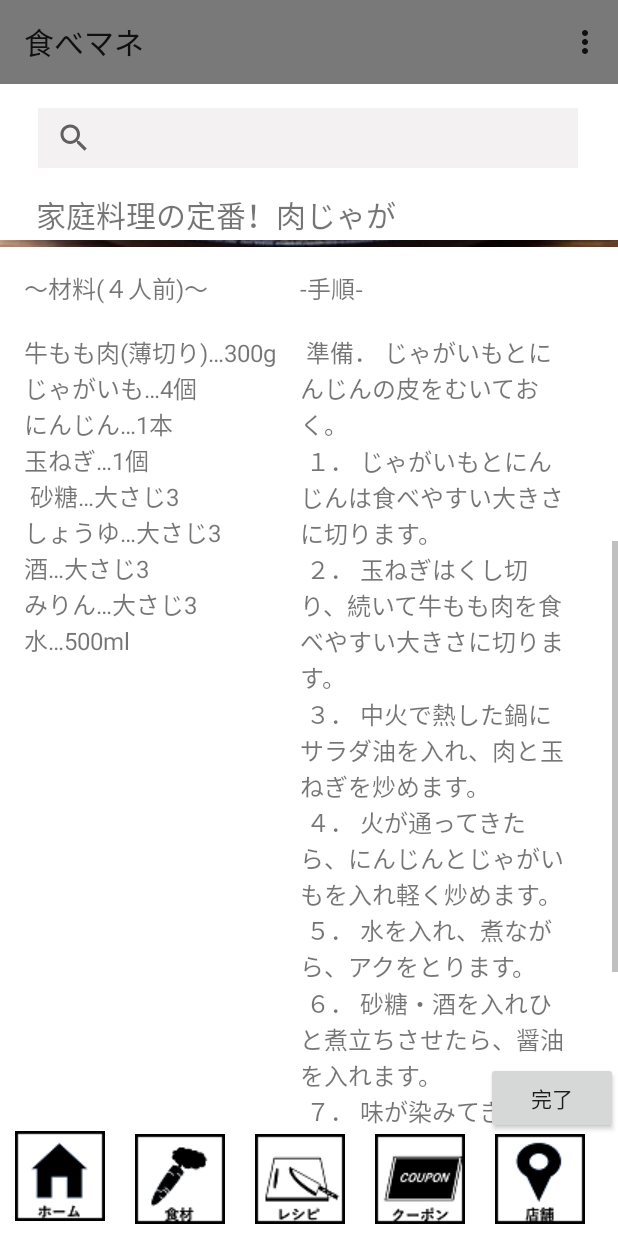
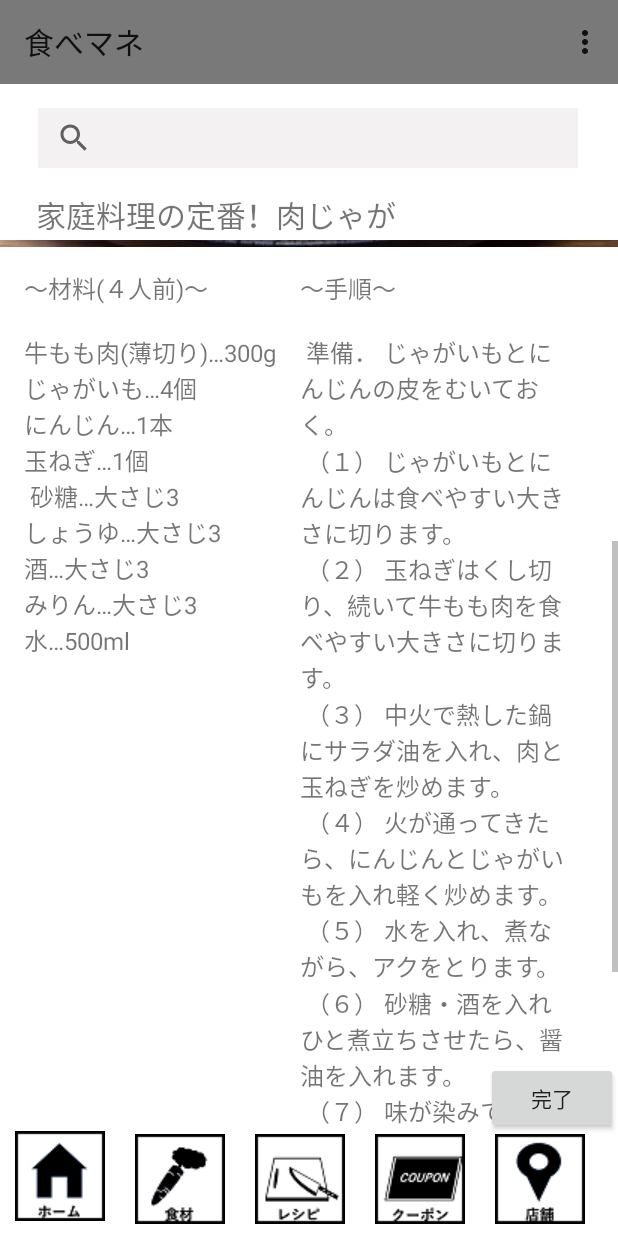
Before and after one commit to fresh3001/Tabemane, an Android app: the Recipe02Activity screen opened directly, with no data from a screen before it, scrolled down 415 dp, on a phone screen of 412 x 824 dp. Run offline under Robolectric (Android 15) with nearby library versions, the light colour scheme and no system bars; our stand-ins replace Firebase (no records; nobody signed in at launch, a user with empty details on screens opened directly).

Commit message:
13 commite 安達

```diff
--- a/app/src/main/res/values/strings.xml
+++ b/app/src/main/res/values/strings.xml
@@ -13,16 +13,16 @@
         砂糖…大さじ3\nしょうゆ…大さじ3\n酒…大さじ3\nみりん…大さじ3\n水…500ml
     </string>
     <string name="recipe_make">
-        -手順-\n\n
+        ～手順～\n\n
         準備．  じゃがいもとにんじんの皮をむいておく。\n
-        １．  じゃがいもとにんじんは食べやすい大きさに切ります。\n
-        ２．  玉ねぎはくし切り、続いて牛もも肉を食べやすい大きさに切ります。\n
-        ３．  中火で熱した鍋にサラダ油を入れ、肉と玉ねぎを炒めます。\n
-        ４．  火が通ってきたら、にんじんとじゃがいもを入れ軽く炒めます。\n
-        ５．  水を入れ、煮ながら、アクをとります。\n
-        ６．  砂糖・酒を入れひと煮立ちさせたら、醤油を入れます。\n
-        ７．  味が染みてきたら一旦火を止め冷まします。\n
-        ８．  冷めたら再度火をかけ、みりんを入れます。煮汁が少なくなるまで中火で煮たら完成です。\n
+        （１）  じゃがいもとにんじんは食べやすい大きさに切ります。\n
+        （２）  玉ねぎはくし切り、続いて牛もも肉を食べやすい大きさに切ります。\n
+        （３）  中火で熱した鍋にサラダ油を入れ、肉と玉ねぎを炒めます。\n
+        （４）  火が通ってきたら、にんじんとじゃがいもを入れ軽く炒めます。\n
+        （５）  水を入れ、煮ながら、アクをとります。\n
+        （６）  砂糖・酒を入れひと煮立ちさせたら、醤油を入れます。\n
+        （７）  味が染みてきたら一旦火を止め冷まします。\n
+        （８）  冷めたら再度火をかけ、みりんを入れます。煮汁が少なくなるまで中火で煮たら完成です。\n
     </string>
     <string name="msg_complete">完了</string>
     <string name="movingimg01">動画1</string>
```
